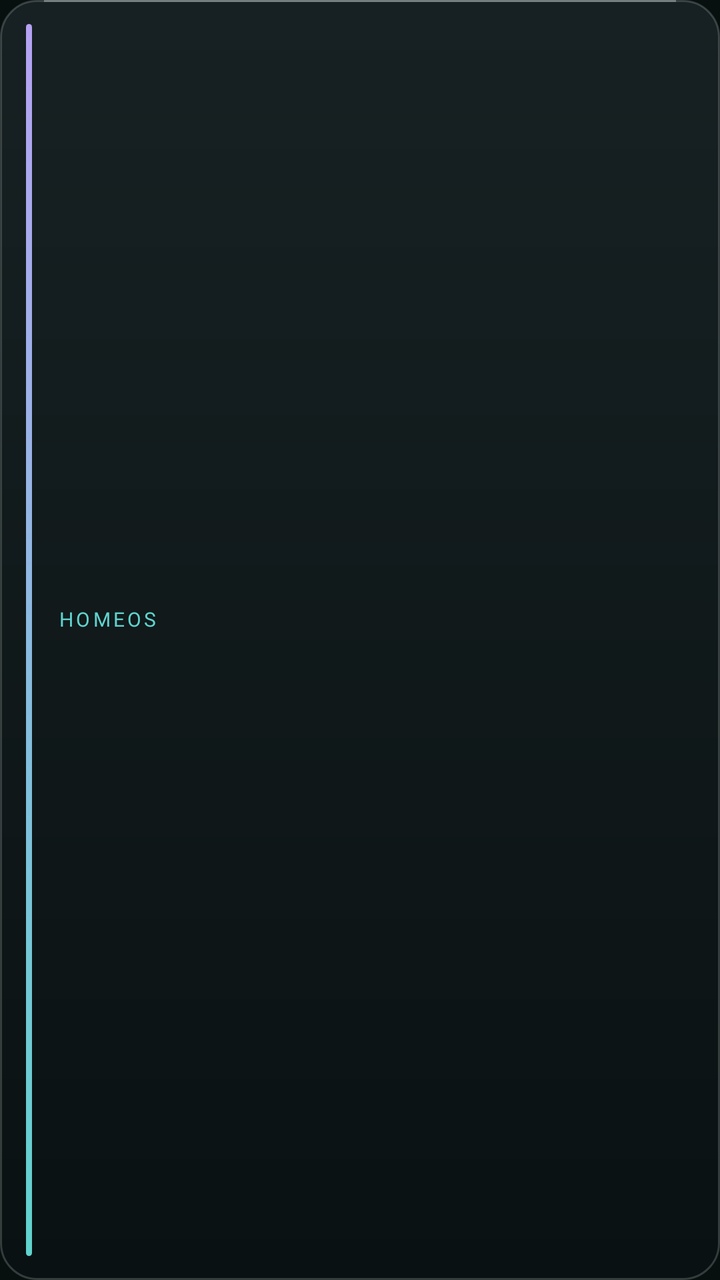
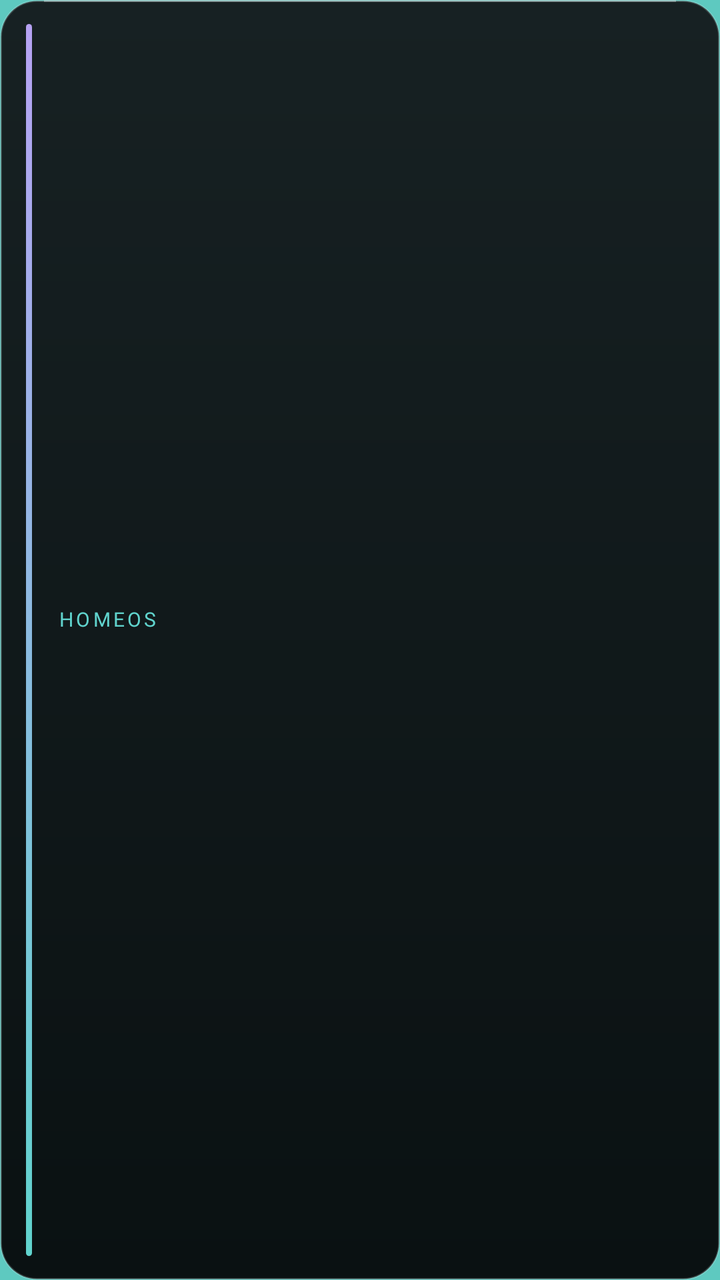

Screens rendered from an Android XML layout before and after an edit, with the pre-edit source and the edit as a unified diff.
<!-- AndroidManifest.xml: application theme Theme.HomeOS -->
<!-- res/layout/notification_homeos.xml -->
<?xml version="1.0" encoding="utf-8"?>
<LinearLayout xmlns:android="http://schemas.android.com/apk/res/android"
    android:layout_width="match_parent"
    android:layout_height="wrap_content"
    android:background="@drawable/notif_card"
    android:gravity="center_vertical"
    android:orientation="horizontal"
    android:paddingStart="13dp"
    android:paddingTop="12dp"
    android:paddingEnd="16dp"
    android:paddingBottom="12dp">

    <View
        android:layout_width="3dp"
        android:layout_height="match_parent"
        android:layout_marginEnd="13dp"
        android:minHeight="34dp"
        android:background="@drawable/notif_rail" />

    <LinearLayout
        android:layout_width="0dp"
        android:layout_height="wrap_content"
        android:layout_weight="1"
        android:orientation="vertical">

        <TextView
            android:id="@+id/notif_kicker"
            android:layout_width="match_parent"
            android:layout_height="wrap_content"
            android:fontFamily="@font/inter_variable"
            android:letterSpacing="0.14"
            android:maxLines="1"
            android:text="@string/notif_kicker_default"
            android:textColor="@color/teal"
            android:textSize="10sp" />

        <TextView
            android:id="@+id/notif_text"
            android:layout_width="match_parent"
            android:layout_height="wrap_content"
            android:layout_marginTop="2dp"
            android:ellipsize="end"
            android:fontFamily="@font/inter_variable"
            android:lineSpacingExtra="2dp"
            android:maxLines="2"
            android:textColor="@color/on_shell"
            android:textSize="14sp" />
    </LinearLayout>
</LinearLayout>
<!-- resources referenced by this layout -->
<resources>
  <color name="on_shell">#FFE2EAEA</color>
  <color name="teal">#FF60D3CD</color>
  <!-- drawable notif_card (drawable) -->
  <?xml version="1.0" encoding="utf-8"?>
  <layer-list xmlns:android="http://schemas.android.com/apk/res/android">
      <item>
          <shape android:shape="rectangle">
              <corners android:radius="18dp" />
              <gradient
                  android:angle="270"
                  android:startColor="#FF172123"
                  android:endColor="#FF0A1112"
                  android:type="linear" />
              <stroke android:width="1dp" android:color="#33E2EAEA" />
          </shape>
      </item>
      <item
          android:gravity="top"
          android:height="1dp"
          android:left="22dp"
          android:right="22dp">
          <shape android:shape="rectangle">
              <solid android:color="#5CE2EAEA" />
          </shape>
      </item>
  </layer-list>
  <!-- drawable notif_rail (drawable) -->
  <?xml version="1.0" encoding="utf-8"?>
  <shape xmlns:android="http://schemas.android.com/apk/res/android"
      android:shape="rectangle">
      <corners android:radius="2dp" />
      <gradient
          android:angle="270"
          android:startColor="#FFB6A2F3"
          android:endColor="#FF60D3CD"
          android:type="linear" />
  </shape>
  <string name="notif_kicker_default">HOMEOS</string>
  <style name="Theme.HomeOS" parent="@android:style/Theme.Material.NoActionBar">
          <item name="android:windowBackground">@color/shell</item>
          <item name="android:colorBackground">@color/shell</item>
          <item name="android:statusBarColor">@color/transparent</item>
          <item name="android:navigationBarColor">@color/transparent</item>
          <item name="android:windowLightStatusBar">false</item>
          <item name="android:windowLightNavigationBar">false</item>
          <item name="android:windowSplashScreenBackground">@color/shell</item>
          <item name="android:windowSplashScreenAnimatedIcon">@drawable/ic_launcher_foreground</item>
          <item name="android:windowSplashScreenIconBackgroundColor">@color/transparent</item>
      </style>
  <color name="shell">#FF070F0F</color>
  <color name="transparent">#00000000</color>
  <!-- drawable ic_launcher_foreground (drawable) -->
  <?xml version="1.0" encoding="utf-8"?>
  <vector xmlns:android="http://schemas.android.com/apk/res/android"
      xmlns:aapt="http://schemas.android.com/aapt"
      android:width="108dp"
      android:height="108dp"
      android:viewportWidth="108"
      android:viewportHeight="108">
  
      <path
          android:pathData="M54,54 L54,32"
          android:strokeColor="#D960D3CD"
          android:strokeWidth="2.6"
          android:strokeLineCap="round" />
      <path
          android:pathData="M54,54 L73.05,65"
          android:strokeColor="#A660D3CD"
          android:strokeWidth="2.6"
          android:strokeLineCap="round" />
      <path
          android:pathData="M54,54 L34.95,65"
          android:strokeColor="#A660D3CD"
          android:strokeWidth="2.6"
          android:strokeLineCap="round" />
  
      <path android:pathData="M44.5,54a9.5,9.5 0 1,0 19,0a9.5,9.5 0 1,0 -19,0z">
          <aapt:attr name="android:fillColor">
              <gradient
                  android:startX="44.5"
                  android:startY="44.5"
                  android:endX="63.5"
                  android:endY="63.5"
                  android:type="linear">
                  <item android:offset="0" android:color="#FF9FE9E4" />
                  <item android:offset="1" android:color="#FF3FB9B3" />
              </gradient>
          </aapt:attr>
      </path>
  
      <path
          android:pathData="M48.5,32a5.5,5.5 0 1,0 11,0a5.5,5.5 0 1,0 -11,0z"
          android:fillColor="#FFE2EAEA" />
      <path
          android:pathData="M67.55,65a5.5,5.5 0 1,0 11,0a5.5,5.5 0 1,0 -11,0z"
          android:fillColor="#FFB6A2F3" />
      <path
          android:pathData="M29.45,65a5.5,5.5 0 1,0 11,0a5.5,5.5 0 1,0 -11,0z"
          android:fillColor="#FFDDBA56" />
  </vector>
</resources>

<!-- the commit's change to res/layout/notification_homeos.xml (unified diff, before → after) -->
@@ -43,7 +43,7 @@
             android:fontFamily="@font/inter_variable"
             android:lineSpacingExtra="2dp"
             android:maxLines="2"
-            android:textColor="@color/on_shell"
+            android:textColor="@color/notif_text"
             android:textSize="14sp" />
     </LinearLayout>
 </LinearLayout>
<!-- resource entries referenced after the edit -->
@@ -1,6 +1,6 @@
 <!-- resources referenced by this layout -->
 <resources>
-  <color name="on_shell">#FFE2EAEA</color>
+  <color name="notif_text">#FFE6ECEC</color>
   <color name="teal">#FF60D3CD</color>
   <!-- drawable notif_card (drawable) -->
   <?xml version="1.0" encoding="utf-8"?>
@@ -43,13 +43,14 @@
           <item name="android:colorBackground">@color/shell</item>
           <item name="android:statusBarColor">@color/transparent</item>
           <item name="android:navigationBarColor">@color/transparent</item>
-          <item name="android:windowLightStatusBar">false</item>
-          <item name="android:windowLightNavigationBar">false</item>
+          
+          <item name="android:windowLightStatusBar">true</item>
+          <item name="android:windowLightNavigationBar">true</item>
           <item name="android:windowSplashScreenBackground">@color/shell</item>
           <item name="android:windowSplashScreenAnimatedIcon">@drawable/ic_launcher_foreground</item>
           <item name="android:windowSplashScreenIconBackgroundColor">@color/transparent</item>
       </style>
-  <color name="shell">#FF070F0F</color>
+  <color name="shell">#FF5EC9C0</color>
   <color name="transparent">#00000000</color>
   <!-- drawable ic_launcher_foreground (drawable) -->
   <?xml version="1.0" encoding="utf-8"?>
